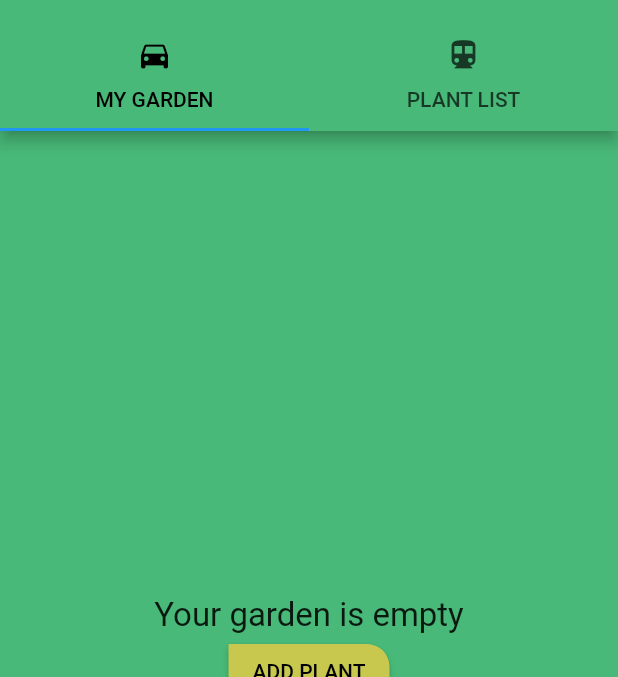
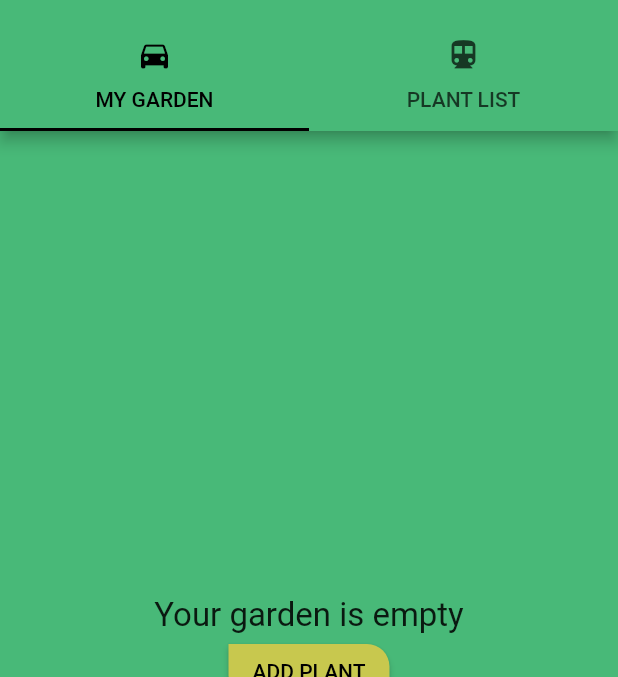
Before and after one commit to ParkJunSoung/flutter_sunflower, a Flutter app: the screen it shows after launch, on a phone screen of 412 x 824 dp, the part 64-741 px from its top. Run offline on Flutter 3.47's test engine with Material 2 defaults, Android fonts, the phone set to English and light mode, and no system bars.

```diff
--- /dev/null
+++ b/lib/d/provider.dart
@@ -0,0 +1,28 @@
+import 'package:flutter/material.dart';
+
+class SunFlowerProvider extends ChangeNotifier {
+
+  List<String> plant = [
+    "Apple",
+    "Avocado",
+    "Beet",
+    "Bougainvillea",
+    "Cilantro",
+    "Eggplant",
+    "Grape",
+    "Hibiscus"
+
+  ];
+  List<String> plants = [
+    "https://search.pstatic.net/common/?src=http%3A%2F%2Fblogfiles.naver.net%2FMjAyMDExMTdfNDcg%2FMDAxNjA1NTkyMTg1MjI4.ap-eYvjrlXtWmf-jAojrFEbC9zO0baYbqXYaghhc6MAg.9ZPa2m5f8JKj18Reew0hdLHKmNInb2-6GL-lna5xwbIg.PNG.usihus%2F%25BB%25E7%25B0%25FA002.png&type=a340",
+    "https://search.pstatic.net/common/?src=http%3A%2F%2Fblogfiles.naver.net%2FMjAyMTA1MTBfMjM5%2FMDAxNjIwNjMyNDk3ODQ0.NKRsxbjwHo1mheZ9_F5v4b3G7vN8_1s5Wafvx5Z5O5sg.JYrjr34B9VJBtn9rsDbILUzebjB2tCZ97lODToAQY9Eg.PNG.stone3022%2Fd.png&type=a340",
+    "https://search.pstatic.net/common/?src=http%3A%2F%2Fblogfiles.naver.net%2FMjAyMTA0MDdfMTgx%2FMDAxNjE3NzcxMDM2NTg5.fE_U6l2xGHZ2cxHB0h6lBnydT7eTAaxYkDmdoqACudsg.UMG1xS2OY-uE4XQ-Mu9g8iih2HLvx2zoqk9IwCpFRjMg.PNG.owner1463%2Fimage.png&type=a340",
+    "https://search.pstatic.net/sunny/?src=https%3A%2F%2Fi.pinimg.com%2Foriginals%2F07%2Fe2%2Fe3%2F07e2e38761d839834b121e155b87bf9c.jpg&type=a340",
+    "https://search.pstatic.net/sunny/?src=https%3A%2F%2Fthumbs.dreamstime.com%2Fb%2Ffresh-cilantro-26604238.jpg&type=a340",
+    "https://search.pstatic.net/sunny/?src=https%3A%2F%2Fi.pinimg.com%2F736x%2Fa8%2F96%2F39%2Fa89639d4b32a3653aee6cb5e92b918d9--growing-eggplant-eggplants.jpg&type=a340",
+    "https://search.pstatic.net/sunny/?src=https%3A%2F%2Fthumbs.dreamstime.com%2Fb%2Fblue-grape-cluster-6789567.jpg&type=a340",
+    "https://search.pstatic.net/sunny/?src=https%3A%2F%2Fgarden.org%2Fpics%2F2013-08-12%2FPaul2032%2F2a04ee.jpg&type=a340"
+
+  ];
+
+}
--- a/lib/main.dart
+++ b/lib/main.dart
@@ -1,5 +1,7 @@
 import 'package:flutter/material.dart';
+import 'package:flutter_sunflower/d/provider.dart';
 import 'package:flutter_sunflower/ui/Home.dart';
+import 'package:provider/provider.dart';
 
 void main() {
   runApp(MyApp());
@@ -9,12 +11,17 @@ class MyApp extends StatelessWidget {
   // This widget is the root of your application.
   @override
   Widget build(BuildContext context) {
-    return MaterialApp(
+    return MultiProvider(
+        providers: [
+        ChangeNotifierProvider<SunFlowerProvider>(
+        create: (_) => SunFlowerProvider()),
+    ],child: MaterialApp(
       title: 'Flutter Demo',
       theme: ThemeData(
         primarySwatch: Colors.blue,
       ),
       home: Home(),
+    ),
     );
   }
 }
--- a/lib/ui/Home.dart
+++ b/lib/ui/Home.dart
@@ -1,5 +1,6 @@
 import 'package:flutter/material.dart';
 import 'package:flutter_sunflower/ui/my_garden_page.dart';
+import 'package:flutter_sunflower/ui/plat_list_page.dart';
 
 class Home extends StatelessWidget {
   const Home({Key key}) : super(key: key);
@@ -17,6 +18,7 @@ class Home extends StatelessWidget {
             centerTitle: true,
             backgroundColor: Color(0xff48b978),
             bottom: TabBar(
+              indicatorColor: Colors.black,
               labelColor: Colors.black,
               tabs: [
                 Tab(icon: Icon(Icons.directions_car),text: "MY GARDEN"),
@@ -28,7 +30,7 @@ class Home extends StatelessWidget {
           body: TabBarView(
             children: [
               MyGardenPage(),
-              Icon(Icons.directions_transit),
+              PlatListPage(),
             ],
           ),
         ),
--- a/pubspec.yaml
+++ b/pubspec.yaml
@@ -28,6 +28,7 @@ dependencies:
   # The following adds the Cupertino Icons font to your application.
   # Use with the CupertinoIcons class for iOS style icons.
   cupertino_icons: ^1.0.2
+  provider: ^5.0.0
 
 dev_dependencies:
   flutter_test:
```
Also changed, not shown: lib/ui/my_garden_page.dart (+7 -1 lines), lib/ui/plat_list_page.dart (+34 -0 lines), pubspec.lock.
